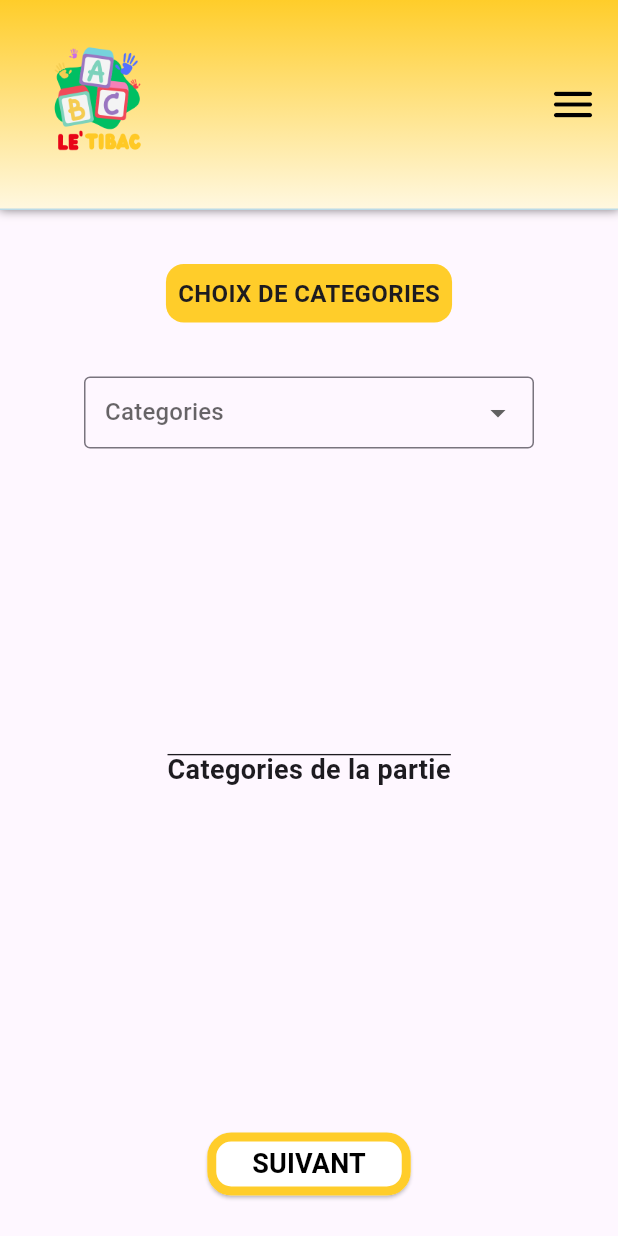
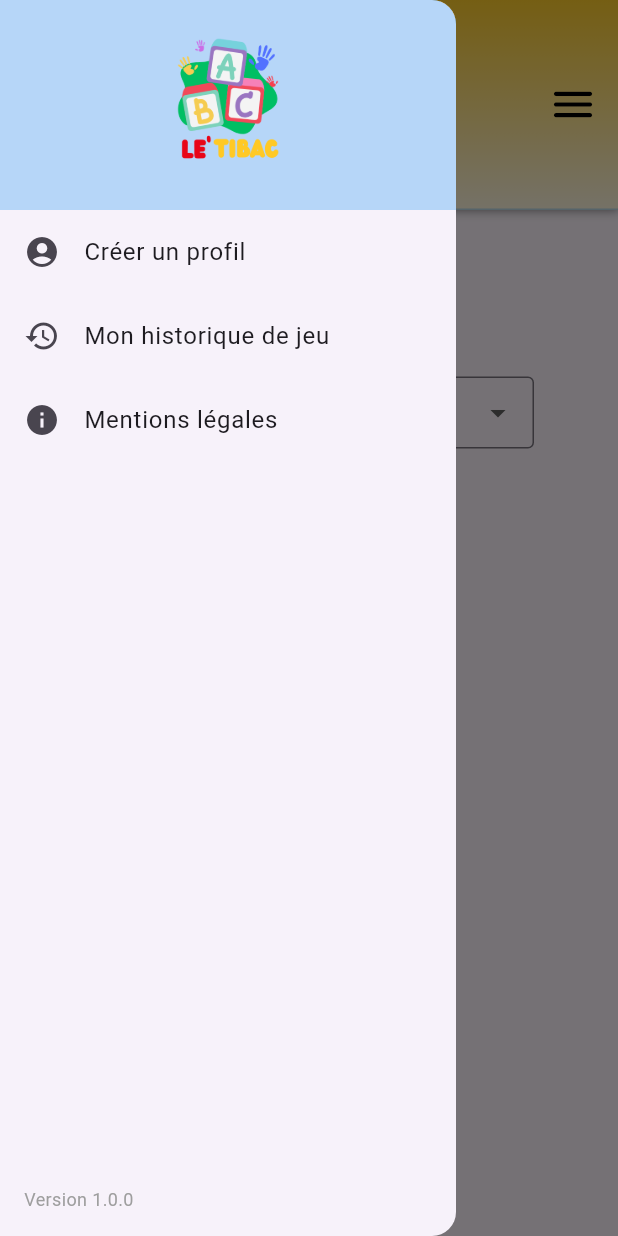
Before and after one commit to marcos75013/Tibac, a Flutter app: the CategoryPage screen opened directly, after a tap on the "menu" icon, on a phone screen of 412 x 824 dp. Run offline on Flutter 3.47's test engine with Material 3 defaults, Android fonts, the light colour scheme and no system bars; our stand-ins replace confetti, go_router.

Commit message:
creation du drawer, mention legales et creation de profil

```diff
--- a/lib/config/routing/routes_catalog.dart
+++ b/lib/config/routing/routes_catalog.dart
@@ -6,4 +6,6 @@ class RoutesCatalog {
   static String get choixLettrePage => '/choix-lettre-page';
   static String get compteReboursPage => '/compte-rebours-page';
   static String get gameParge => '/game-page';
+  static String get createProfile => '/create-profile';
+  static String get mentionsLegales => '/mentions-legales';
 }
--- a/lib/pages/category_page/category_page.dart
+++ b/lib/pages/category_page/category_page.dart
@@ -5,6 +5,7 @@ import 'package:petit_bac/widgets/appBarTibac/app_bar_tibac.dart';
 import 'package:petit_bac/widgets/bouton/bouton_widget.dart';
 import 'package:petit_bac/widgets/card_title/card_title_widget.dart';
 import 'package:petit_bac/widgets/dropdown/category_dropdown.dart';
+import 'package:petit_bac/widgets/Drawer/drawer_content.dart'; // Assurez-vous d'importer le DrawerContent
 
 class CategoryPage extends StatefulWidget {
   const CategoryPage({super.key});
@@ -40,8 +41,11 @@ class CategoryPageState extends State<CategoryPage> {
     return Scaffold(
       appBar: AppBarTibac(
         logoPath: "lib/assets/pngs/petit_bac_logo.png",
-        onMenuPressed: () {},
+        onMenuPressed: () {
+          Scaffold.of(context).openDrawer();
+        },
       ),
+      drawer: const DrawerContent(), // Ajoutez le drawer ici
       body: Column(
         children: [
           const Padding(
--- a/lib/widgets/appBarTibac/app_bar_tibac.dart
+++ b/lib/widgets/appBarTibac/app_bar_tibac.dart
@@ -3,12 +3,10 @@ import 'package:petit_bac/config/theming/colors_constant.dart';
 
 class AppBarTibac extends StatelessWidget implements PreferredSizeWidget {
   final String logoPath;
-  final VoidCallback onMenuPressed;
 
   const AppBarTibac({
     super.key,
-    required this.logoPath,
-    required this.onMenuPressed,
+    required this.logoPath, required Null Function() onMenuPressed,
   });
 
   @override
@@ -57,7 +55,9 @@ class AppBarTibac extends StatelessWidget implements PreferredSizeWidget {
               ),
               IconButton(
                 icon: const Icon(Icons.menu_rounded, color: Colors.black, size: 34),
-                onPressed: onMenuPressed,
+                onPressed: () {
+                  Scaffold.of(context).openDrawer();
+                },
               ),
             ],
           ),
--- /dev/null
+++ b/lib/widgets/drawer/drawer_content.dart
@@ -0,0 +1,83 @@
+import 'package:flutter/material.dart';
+import 'package:petit_bac/config/theming/colors_constant.dart';
+import 'package:petit_bac/pages/create_profile/create_profile_page.dart';
+import 'package:petit_bac/pages/mentions_legales/legal_mentions_page.dart'; // Ajout de l'import pour la nouvelle page
+
+bool isOpened = false;
+
+class DrawerContent extends StatefulWidget {
+  const DrawerContent({super.key});
+
+  @override
+  DrawerContentState createState() => DrawerContentState();
+}
+
+class DrawerContentState extends State<DrawerContent> {
+  @override
+  Widget build(BuildContext context) {
+    return Drawer(
+      child: Stack(
+        children: [
+          ListView(
+            children: [
+              Container(
+                height: 140, // Réduire la hauteur du DrawerHeader
+                decoration: const BoxDecoration(
+                  color: ColorsConstant.horizontalLineColor,
+                ),
+                child: Center(
+                  child: Image.asset(
+                    'lib/assets/pngs/petit_bac_logo.png',
+                    height: 140, // Ajustez la hauteur de l'image du logo selon vos besoins
+                  ),
+                ),
+              ),
+              ListTile(
+                leading: const Icon(Icons.account_circle), // Icône pour Créer un profil
+                title: const Text('Créer un profil'),
+                onTap: () {
+                  Navigator.push(
+                    context,
+                    MaterialPageRoute(
+                      builder: (context) => const CreateProfilePage(),
+                    ),
+                  );
+                },
+              ),
+              ListTile(
+                leading: const Icon(Icons.history), // Icône pour Mon historique de jeu
+                title: const Text('Mon historique de jeu'),
+                onTap: () {
+                  // Action for game history
+                },
+              ),
+              ListTile(
+                leading: const Icon(Icons.info), // Icône pour Mentions légales
+                title: const Text('Mentions légales'),
+                onTap: () {
+                  Navigator.push(
+                    context,
+                    MaterialPageRoute(
+                      builder: (context) => const LegalMentionsPage(),
+                    ),
+                  );
+                },
+              ),
+            ],
+          ),
+          const Positioned(
+            bottom: 16,
+            left: 16,
+            child: Text(
+              'Version 1.0.0',
+              style: TextStyle(
+                color: Colors.grey,
+                fontSize: 12,
+              ),
+            ),
+          ),
+        ],
+      ),
+    );
+  }
+}
--- a/pubspec.yaml
+++ b/pubspec.yaml
@@ -14,6 +14,7 @@ dependencies:
   go_router: ^5.0.0
   cupertino_icons: ^1.0.6
   confetti: ^0.7.0  # Update to the latest version
+
 
 dev_dependencies:
   flutter_test:
```
Also changed, not shown: lib/config/routing/router.dart (+18 -0 lines), lib/pages/choix_lettre/choix_lettre_page.dart (+6 -3 lines), lib/pages/create_profile/create_profile_page.dart (added, +193 -0 lines), lib/pages/mentions_legales/legal_mentions_page.dart (added, +133 -0 lines), lib/widgets/drawer/drawer_menu_item.dart (added, +18 -0 lines).
